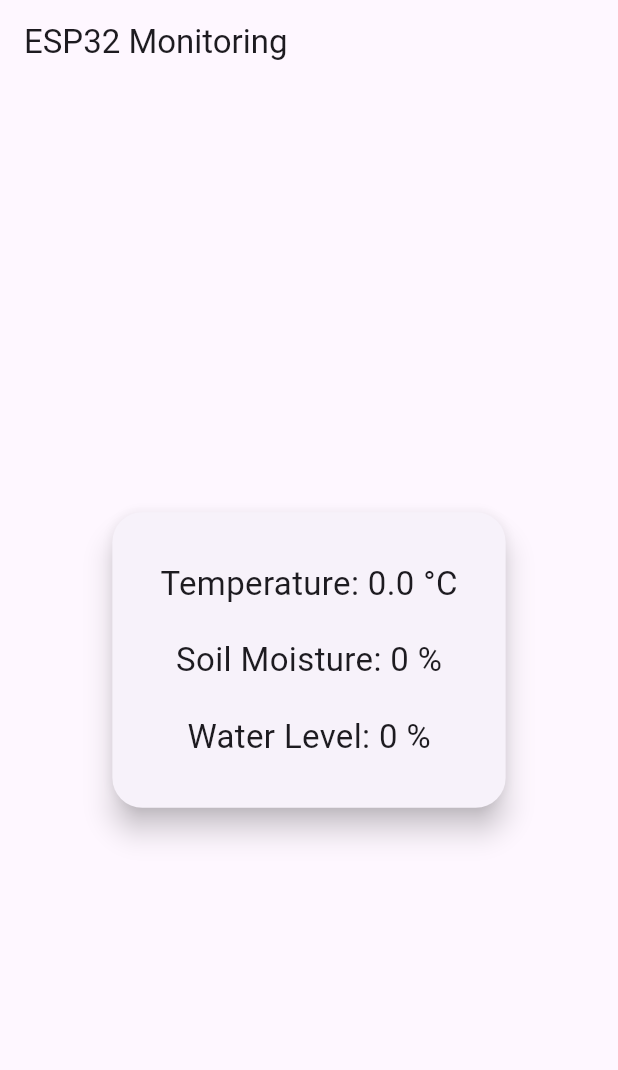
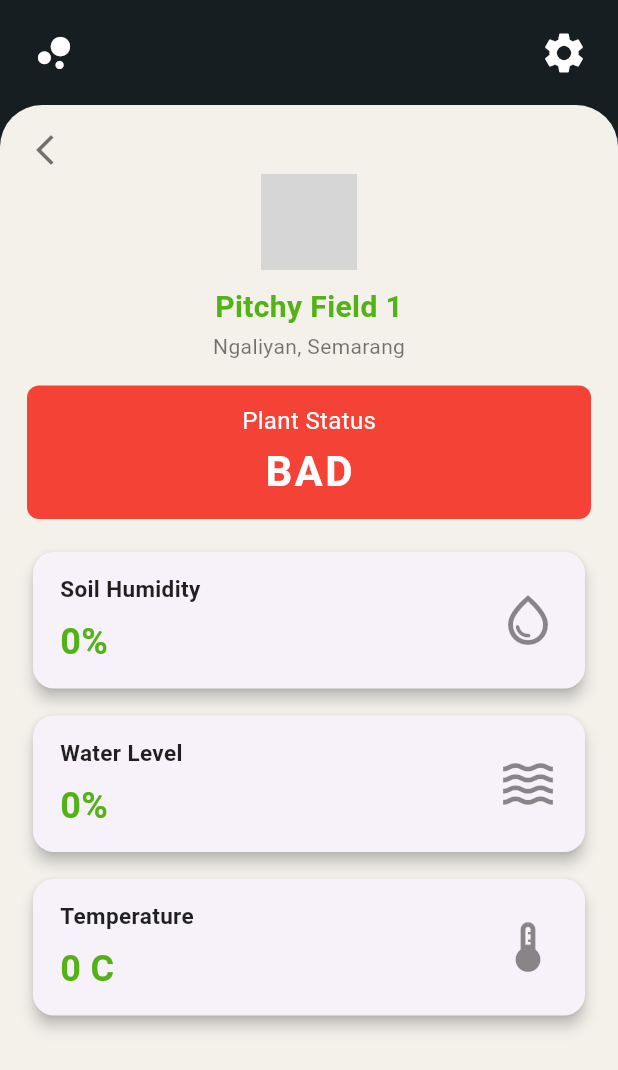
Before and after one commit to Gleenryan/pitchy_app, a Flutter app: the screen it shows after launch, on a phone screen of 412 x 824 dp. Shown: the top 1070 px of the screen. Run offline on Flutter 3.47's test engine with Material 3 defaults, Android fonts, the phone set to English and light mode, and no system bars; our stand-ins replace firebase_core, firebase_database; accounts and stored records are empty; network calls fail; grey boxes are pictures that could not be loaded.

Commit message:
can read data from firebase + sensor page done

```diff
--- a/lib/main.dart
+++ b/lib/main.dart
@@ -1,11 +1,11 @@
 import 'package:flutter/material.dart';
 import 'package:firebase_core/firebase_core.dart';
-import 'package:firebase_database/firebase_database.dart';
+import 'sensor_data_page.dart'; // <--- import your new page
 
 void main() async {
   WidgetsFlutterBinding.ensureInitialized();
   await Firebase.initializeApp();
-  runApp(MyApp());
+  runApp(const MyApp());
 }
 
 class MyApp extends StatelessWidget {
@@ -16,70 +16,7 @@ class MyApp extends StatelessWidget {
     return MaterialApp(
       title: 'ESP32 Monitor',
       theme: ThemeData(primarySwatch: Colors.green),
-      home: SensorDataPage(),
+      home: SensorDataPage(), // <--- show live updating data
     );
   }
 }
-
-class SensorDataPage extends StatefulWidget {
-  const SensorDataPage({super.key});
-
-  @override
-  _SensorDataPageState createState() => _SensorDataPageState();
-}
-
-class _SensorDataPageState extends State<SensorDataPage> {
-  double temperature = 0;
-  int soil = 0;
-  int water = 0;
-
-  late DatabaseReference sensorRef;
-
-  @override
-  void initState() {
-    super.initState();
-    sensorRef = FirebaseDatabase.instance.ref().child('sensor');
-    sensorRef.onValue.listen((event) {
-      final data = event.snapshot.value as Map<dynamic, dynamic>?;
-      if (data != null) {
-        setState(() {
-          temperature = (data['temperature'] ?? 0).toDouble();
-          soil = data['soil'] ?? 0;
-          water = data['water'] ?? 0;
-        });
-      }
-    });
-  }
-
-  @override
-  Widget build(BuildContext context) {
-    return Scaffold(
-      appBar: AppBar(title: Text('ESP32 Monitoring')),
-      body: Center(
-        child: Card(
-          margin: EdgeInsets.all(20),
-          elevation: 8,
-          shape: RoundedRectangleBorder(
-            borderRadius: BorderRadius.circular(20),
-          ),
-          child: Padding(
-            padding: const EdgeInsets.all(32.0),
-            child: Column(
-              mainAxisSize: MainAxisSize.min,
-              children: [
-                Text(
-                  'Temperature: ${temperature.toStringAsFixed(1)} °C',
-                  style: TextStyle(fontSize: 22),
-                ),
-                SizedBox(height: 20),
-                Text('Soil Moisture: $soil %', style: TextStyle(fontSize: 22)),
-                SizedBox(height: 20),
-                Text('Water Level: $water %', style: TextStyle(fontSize: 22)),
-              ],
-            ),
-          ),
-        ),
-      ),
-    );
-  }
-}
--- /dev/null
+++ b/lib/monitor_page.dart
@@ -0,0 +1,235 @@
+import 'package:flutter/material.dart';
+
+class MonitorPage extends StatelessWidget {
+  final int soilHumidity;
+  final int waterLevel;
+  final int temperature;
+
+  const MonitorPage({
+    super.key,
+    this.soilHumidity = 81,
+    this.waterLevel = 81,
+    this.temperature = 21,
+  });
+
+  // --- Arduino logic for status ---
+  String getStatusText(int soilValue, int waterPercentage) {
+    if ((soilValue >= 0) && waterPercentage <= 0) {
+      return "BAD";
+    } else if ((soilValue >= 0) && waterPercentage <= 10) {
+      return "CAUTION";
+    } else if ((soilValue > 650) && waterPercentage > 10) {
+      return "CAUTION";
+    } else if ((soilValue <= 650) && waterPercentage > 10) {
+      return "GOOD";
+    } else {
+      return "UNKNOWN";
+    }
+  }
+
+  Color getStatusColor(int soilValue, int waterPercentage) {
+    if ((soilValue >= 0) && waterPercentage <= 0) {
+      return Colors.red;
+    } else if ((soilValue >= 0) && waterPercentage <= 10) {
+      return Colors.yellow[700]!; // deep yellow
+    } else if ((soilValue > 650) && waterPercentage > 10) {
+      return Colors.yellow[700]!;
+    } else if ((soilValue <= 650) && waterPercentage > 10) {
+      return Colors.green;
+    } else {
+      return Colors.grey;
+    }
+  }
+
+  @override
+  Widget build(BuildContext context) {
+    // --- Get dynamic status and color based on live data ---
+    final statusText = getStatusText(soilHumidity, waterLevel);
+    final statusColor = getStatusColor(soilHumidity, waterLevel);
+
+    return Scaffold(
+      backgroundColor: const Color(0xFF171E22), // dark bg
+      body: SafeArea(
+        child: Column(
+          children: [
+            // Top bar
+            Container(
+              height: 70,
+              padding: const EdgeInsets.symmetric(horizontal: 20, vertical: 10),
+              child: Row(
+                mainAxisAlignment: MainAxisAlignment.spaceBetween,
+                children: [
+                  Icon(
+                    Icons.bubble_chart_rounded,
+                    color: Colors.white,
+                    size: 32,
+                  ),
+                  Icon(Icons.settings, color: Colors.white, size: 32),
+                ],
+              ),
+            ),
+            // White area fills the rest
+            Expanded(
+              child: Container(
+                width: double.infinity,
+                decoration: BoxDecoration(
+                  color: Color(0xFFF3F1EA),
+                  borderRadius: BorderRadius.vertical(top: Radius.circular(28)),
+                ),
+                child: Padding(
+                  padding: const EdgeInsets.symmetric(
+                    horizontal: 18.0,
+                    vertical: 18,
+                  ),
+                  child: SingleChildScrollView(
+                    child: Column(
+                      crossAxisAlignment: CrossAxisAlignment.center,
+                      children: [
+                        // Back arrow
+                        Align(
+                          alignment: Alignment.centerLeft,
+                          child: Icon(
+                            Icons.arrow_back_ios_new,
+                            color: Colors.black54,
+                          ),
+                        ),
+                        SizedBox(height: 4),
+                        // Profile image
+                        CircleAvatar(
+                          radius: 32,
+                          backgroundImage: NetworkImage(
+                            "https://randomuser.me/api/portraits/men/32.jpg",
+                          ),
+                        ),
+                        SizedBox(height: 10),
+                        // Field name and location
+                        Text(
+                          "Pitchy Field 1",
+                          style: TextStyle(
+                            color: Color(0xFF53B316),
+                            fontWeight: FontWeight.bold,
+                            fontSize: 20,
+                          ),
+                        ),
+                        SizedBox(height: 2),
+                        Text(
+                          "Ngaliyan, Semarang",
+                          style: TextStyle(color: Colors.black54, fontSize: 14),
+                        ),
+                        SizedBox(height: 16),
+                        // Plant Status
+                        Container(
+                          width: double.infinity,
+                          decoration: BoxDecoration(
+                            color: statusColor,
+                            borderRadius: BorderRadius.circular(8),
+                          ),
+                          padding: EdgeInsets.symmetric(vertical: 12),
+                          child: Column(
+                            children: [
+                              Text(
+                                "Plant Status",
+                                style: TextStyle(
+                                  color: Colors.white,
+                                  fontSize: 16,
+                                ),
+                              ),
+                              SizedBox(height: 2),
+                              Text(
+                                statusText,
+                                style: TextStyle(
+                                  color: Colors.white,
+                                  fontSize: 28,
+                                  fontWeight: FontWeight.bold,
+                                  letterSpacing: 1.5,
+                                ),
+                              ),
+                            ],
+                          ),
+                        ),
+                        SizedBox(height: 18),
+                        // Sensor cards
+                        SensorCard(
+                          title: "Soil Humidity",
+                          value: "$soilHumidity%",
+                          icon: Icons.water_drop_outlined,
+                        ),
+                        SizedBox(height: 10),
+                        SensorCard(
+                          title: "Water Level",
+                          value: "$waterLevel%",
+                          icon: Icons.waves_outlined,
+                        ),
+                        SizedBox(height: 10),
+                        SensorCard(
+                          title: "Temperature",
+                          value: "$temperature C",
+                          icon: Icons.thermostat,
+                        ),
+                        SizedBox(height: 40),
+                      ],
+                    ),
+                  ),
+                ),
+              ),
+            ),
+          ],
+        ),
+      ),
+    );
+  }
+}
+
+class SensorCard extends StatelessWidget {
+  final String title;
+  final String value;
+  final IconData icon;
+
+  const SensorCard({
+    Key? key,
+    required this.title,
+    required this.value,
+    required this.icon,
+  }) : super(key: key);
+
+  @override
+  Widget build(BuildContext context) {
+    return Card(
+      elevation: 4,
+      shape: RoundedRectangleBorder(borderRadius: BorderRadius.circular(14)),
+      child: Padding(
+        padding: const EdgeInsets.symmetric(horizontal: 18.0, vertical: 14),
+        child: Row(
+          mainAxisAlignment: MainAxisAlignment.spaceBetween,
+          children: [
+            // Label and value
+            Column(
+              crossAxisAlignment: CrossAxisAlignment.start,
+              children: [
+                Text(
+                  title,
+                  style: TextStyle(
+                    color: Colors.black87,
+                    fontSize: 15,
+                    fontWeight: FontWeight.w600,
+                  ),
+                ),
+                SizedBox(height: 8),
+                Text(
+                  value,
+                  style: TextStyle(
+                    color: Color(0xFF53B316),
+                    fontSize: 24,
+                    fontWeight: FontWeight.bold,
+                  ),
+                ),
+              ],
+            ),
+            // Icon
+            Icon(icon, size: 40, color: Colors.black45),
+          ],
+        ),
+      ),
+    );
+  }
+}
--- /dev/null
+++ b/lib/sensor_data_page.dart
@@ -0,0 +1,49 @@
+import 'package:flutter/material.dart';
+import 'package:firebase_database/firebase_database.dart';
+import 'monitor_page.dart';
+
+class SensorDataPage extends StatefulWidget {
+  const SensorDataPage({super.key});
+
+  @override
+  State<SensorDataPage> createState() => _SensorDataPageState();
+}
+
+class _SensorDataPageState extends State<SensorDataPage> {
+  double temperature = 0;
+  int soil = 0;
+  int water = 0;
+
+  late DatabaseReference sensorRef;
+
+  @override
+  void initState() {
+    super.initState();
+    sensorRef = FirebaseDatabase.instance.ref().child('sensor');
+    sensorRef.onValue.listen((event) {
+      print(
+        'Firebase snapshot: ${event.snapshot.value}',
+      ); // <-- This prints every update
+      final data = event.snapshot.value as Map<dynamic, dynamic>?;
+      if (data != null) {
+        setState(() {
+          temperature = (data['temperature'] ?? 0).toDouble();
+          soil = data['soil'] ?? 0;
+          water = data['water'] ?? 0;
+        });
+      }
+    });
+  }
+
+  @override
+  Widget build(BuildContext context) {
+    print(
+      'Building MonitorPage with: soil=$soil, water=$water, temp=$temperature',
+    );
+    return MonitorPage(
+      soilHumidity: soil,
+      waterLevel: water,
+      temperature: temperature.round(),
+    );
+  }
+}
```
